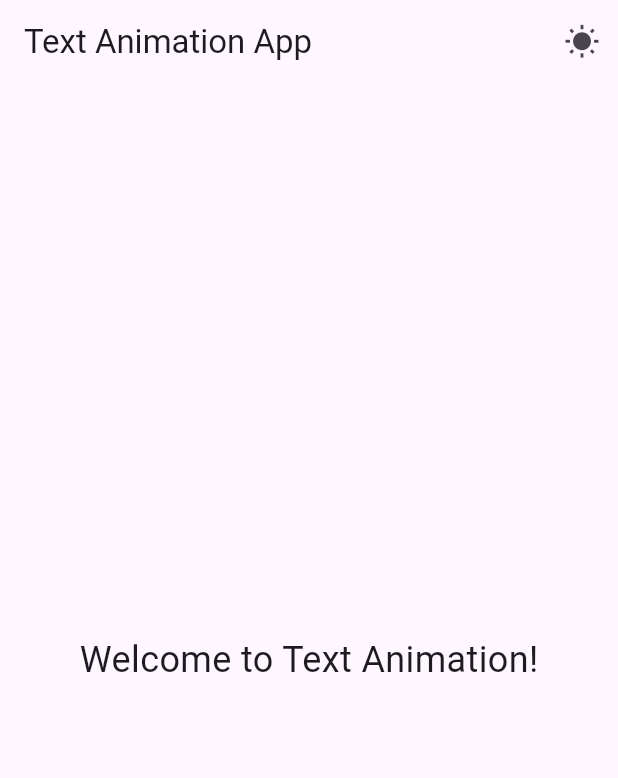
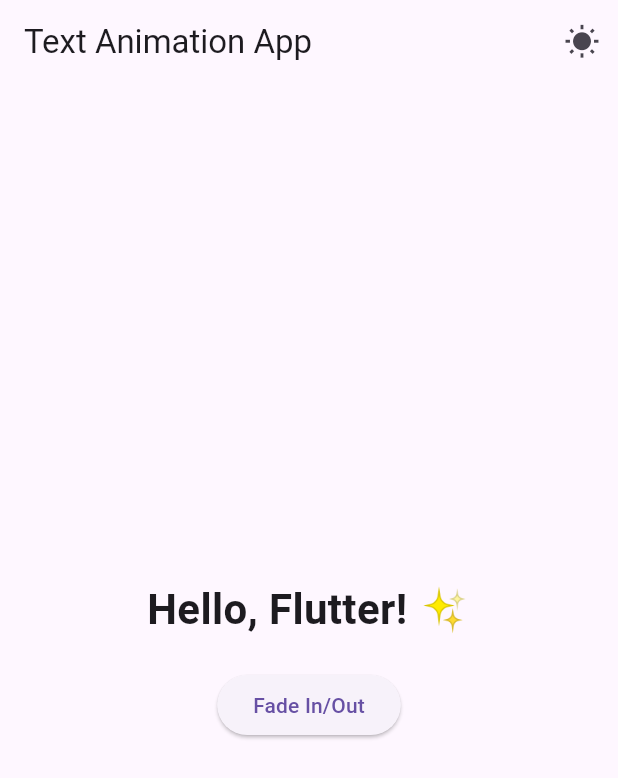
Before and after one commit to sarvanix/textanimation, a Flutter app: the screen it shows after launch, on a phone screen of 412 x 824 dp. Shown: the top 778 px of the screen. Run offline on Flutter 3.47's test engine with Material 3 defaults, Android fonts, the phone set to English and light mode, and no system bars.

Commit message:
Step 2: Add fading text animation with smooth transition

```diff
--- a/lib/main.dart
+++ b/lib/main.dart
@@ -1,3 +1,4 @@
+import 'dart:async';
 import 'package:flutter/material.dart';
 
 void main() {
@@ -5,33 +6,36 @@
 }
 
 class MyApp extends StatelessWidget {
-  const MyApp({super.key});
-
   @override
   Widget build(BuildContext context) {
     return MaterialApp(
       debugShowCheckedModeBanner: false,
       theme: ThemeData.light(),
       darkTheme: ThemeData.dark(),
-      themeMode: ThemeMode.system, // Auto-switch based on device setting
+      themeMode: ThemeMode.system,
       home: HomeScreen(),
     );
   }
 }
 
 class HomeScreen extends StatefulWidget {
-  const HomeScreen({super.key});
-
   @override
   _HomeScreenState createState() => _HomeScreenState();
 }
 
 class _HomeScreenState extends State<HomeScreen> {
   bool isDarkMode = false;
+  bool _isVisible = true;
 
   void toggleTheme() {
     setState(() {
       isDarkMode = !isDarkMode;
+    });
+  }
+
+  void toggleFade() {
+    setState(() {
+      _isVisible = !_isVisible;
     });
   }
 
@@ -47,11 +51,26 @@
           ),
         ],
       ),
-      body: Center(
-        child: Text(
-          "Welcome to Text Animation!",
-          style: TextStyle(fontSize: 24),
-        ),
+      body: Column(
+        mainAxisAlignment: MainAxisAlignment.center,
+        children: [
+          Center(
+            child: AnimatedOpacity(
+              opacity: _isVisible ? 1.0 : 0.0,
+              duration: Duration(seconds: 1),
+              curve: Curves.easeInOut,
+              child: Text(
+                "Hello, Flutter! ✨",
+                style: TextStyle(fontSize: 28, fontWeight: FontWeight.bold),
+              ),
+            ),
+          ),
+          SizedBox(height: 20),
+          ElevatedButton(
+            onPressed: toggleFade,
+            child: Text("Fade In/Out"),
+          ),
+        ],
       ),
     );
   }
```
